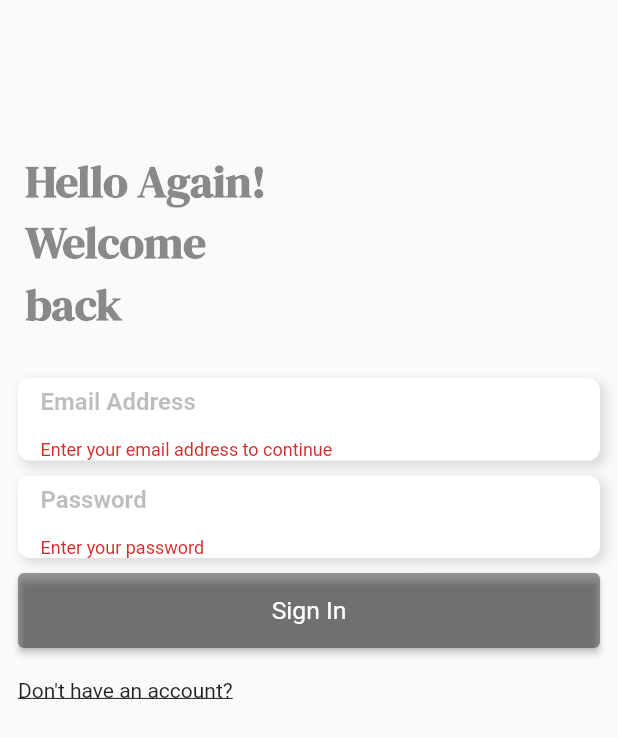
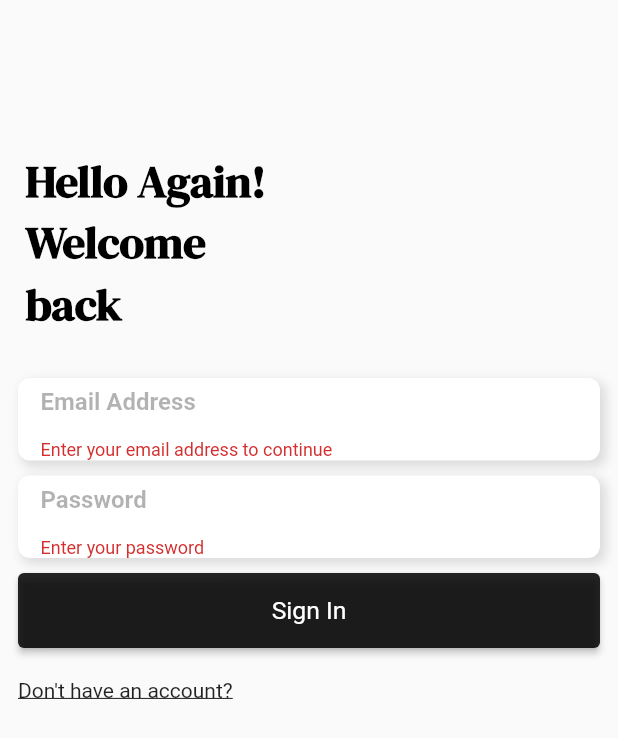
Before and after one commit to MayYaminThant/art_gallery, a Flutter app: the screen it shows after launch, after a tap on "Sign In", on a phone screen of 412 x 824 dp. Shown: the top 738 px of the screen. Run offline on Flutter 3.47's test engine with Material 2 defaults, Android fonts, the phone set to English and light mode, and no system bars; our stand-ins replace animated_text_kit, cached_network_image, cloud_firestore, firebase_auth, firebase_core, firebase_storage and 2 more; accounts and stored records are empty; Roboto replaces fonts that are missing (Sarabun).

Commit message:
Update UI.

```diff
--- a/lib/controller/user_auth_controller.dart
+++ b/lib/controller/user_auth_controller.dart
@@ -9,18 +9,17 @@ enum ApplicationLoginState {
 }
 
 class AuthStateController extends ChangeNotifier {
-  Future<void> init() async {
+  Future<ApplicationLoginState> init() async {
     FirebaseAuth.instance.userChanges().listen((user) {
       if (user != null) {
         _loginState = ApplicationLoginState.loggedIn;
-        // _loginState = ApplicationLoginState.loggedOut;
         _currentUser = user;
       } else {
         _loginState = ApplicationLoginState.loggedOut;
         _currentUser = null;
       }
-      notifyListeners();
     });
+    return _loginState;
   }
 
   ApplicationLoginState _loginState = ApplicationLoginState.loggedOut;
--- a/lib/main.dart
+++ b/lib/main.dart
@@ -3,7 +3,6 @@ import '../controller/category_list_controller.dart';
 import '../controller/user_auth_controller.dart';
 import '../ui/common_widget/common_widget.dart';
 import '../ui/page/splash_screen.dart';
-import '../util/common_util.dart';
 
 import 'package:flutter/material.dart';
 import 'package:provider/provider.dart';
@@ -45,15 +44,6 @@ class MyApp extends StatefulWidget {
 
 class _MyAppState extends State<MyApp> {
   @override
-  void initState() {
-    super.initState();
-
-    CommonUtils.doInFuture(() {
-      context.read<AuthStateController>().init();
-    });
-  }
-
-  @override
   Widget build(BuildContext context) {
     final textTheme = Theme.of(context).textTheme;
     return MaterialApp(
--- a/lib/ui/common_widget/common_widget.dart
+++ b/lib/ui/common_widget/common_widget.dart
@@ -73,6 +73,10 @@ TextStyle photoViewTitleStyle() {
   return getTitleStyle(Colors.white);
 }
 
+TextStyle loginTitleStyle() {
+  return getTitleStyle(Colors.black);
+}
+
 getTitleStyle(Color color) {
   return GoogleFonts.dmSerifDisplay(
     fontWeight: FontWeight.w700,
@@ -109,6 +113,10 @@ Color? get black45 {
   return Colors.black45;
 }
 
+Color? get black54 {
+  return Colors.black54;
+}
+
 Color? get grey800 {
   return Colors.grey.shade800;
 }
@@ -129,7 +137,7 @@ class StyledButton extends StatelessWidget {
           onPressed: onPressed,
           child: child,
           style: ElevatedButton.styleFrom(
-            primary: Colors.black38,
+            primary: Colors.black.withOpacity(0.85),
             textStyle: TextStyle(
               fontSize: 16.5,
             ),
@@ -200,7 +208,7 @@ InputDecoration loginTextFeildDecoration() {
   return InputDecoration(
     hintText: 'Email Address',
     hintStyle: TextStyle(
-      color: black26,
+      color: Colors.black.withOpacity(0.3),
       fontWeight: FontWeight.bold,
     ),
     fillColor: Colors.white,
--- a/lib/ui/menu/register_form.dart
+++ b/lib/ui/menu/register_form.dart
@@ -32,15 +32,15 @@ class _RegisterFormState extends State<RegisterForm> {
                 getLoginHeaderUI(context, [
                   Text(
                     'Hello!',
-                    style: getTitleStyle(black45!),
+                    style: loginTitleStyle(),
                   ),
                   Text(
                     'Signup to',
-                    style: getTitleStyle(black45!),
+                    style: loginTitleStyle(),
                   ),
                   Text(
                     'get started',
-                    style: getTitleStyle(black45!),
+                    style: loginTitleStyle(),
                   ),
                 ]),
                 Consumer<AuthStateController>(
--- a/lib/ui/menu/sign_in_form.dart
+++ b/lib/ui/menu/sign_in_form.dart
@@ -32,15 +32,15 @@ class _SignInFormState extends State<SignInForm> {
                 getLoginHeaderUI(context, [
                   Text(
                     'Hello Again!',
-                    style: getTitleStyle(black45!),
+                    style: loginTitleStyle(),
                   ),
                   Text(
                     'Welcome',
-                    style: getTitleStyle(black45!),
+                    style: loginTitleStyle(),
                   ),
                   Text(
                     'back',
-                    style: getTitleStyle(black45!),
+                    style: loginTitleStyle(),
                   ),
                 ]),
                 Consumer<AuthStateController>(
--- a/lib/ui/page/splash_screen.dart
+++ b/lib/ui/page/splash_screen.dart
@@ -20,21 +20,26 @@ class SplashScreen extends StatefulWidget {
 
 class _SplashScreenState extends State<SplashScreen> {
   @override
-  Widget build(BuildContext context) {
+  void initState() {
+    super.initState();
+    init();
+  }
+
+  init() {
     CommonUtils.doInFuture(
       () {
         Future.delayed(
           Duration(seconds: 4),
-          () {
+          () async {
+            ApplicationLoginState loginState =
+                await context.read<AuthStateController>().init();
             Navigator.pushReplacement(
               context,
               MaterialPageRoute(
                 builder: (bContext) =>
-                    (bContext.read<AuthStateController>().loginState ==
-                            ApplicationLoginState.loggedIn)
+                    (loginState == ApplicationLoginState.loggedIn)
                         ? MyMainPage()
-                        : (bContext.read<AuthStateController>().loginState ==
-                                ApplicationLoginState.register
+                        : (loginState == ApplicationLoginState.register
                             ? RegisterForm()
                             : SignInForm()),
               ),
@@ -43,15 +48,18 @@ class _SplashScreenState extends State<SplashScreen> {
         );
       },
     );
+  }
 
+  @override
+  Widget build(BuildContext context) {
     return SafeArea(
       child: Scaffold(
-        body: _getLoginLogo(),
+        body: _getLoginHeader(),
       ),
     );
   }
 
-  _getLoginLogo() {
+  _getLoginHeader() {
     double height = ScreenSizeUtil.screenHeight(context);
     return Container(
       width: double.infinity,
@@ -79,9 +87,8 @@ class _SplashScreenState extends State<SplashScreen> {
         begin: Alignment.topCenter,
         end: Alignment.bottomCenter,
         colors: [
-          Colors.black45,
-          Colors.grey.shade900,
           Colors.black,
+          Colors.black87,
         ],
       ),
     );
@@ -123,20 +130,20 @@ class _SplashScreenState extends State<SplashScreen> {
   get colorizeBigTextStyle => GoogleFonts.dmSerifDisplay(
         fontSize: 30,
         letterSpacing: 3,
-        color: Colors.black54,
+        color: Colors.black,
         fontWeight: FontWeight.w700,
       );
 
   get colorizeSmallTextStyle => GoogleFonts.dmSerifDisplay(
         fontSize: 20,
-        color: Colors.black54,
+        color: Colors.black,
         letterSpacing: 2,
       );
 
   get colorizeColors => [
-        Colors.orange,
-        Colors.black54,
-        Colors.purple,
-        Colors.amber,
+        Colors.white,
+        Colors.black,
+        Colors.white,
+        Colors.black,
       ];
 }
```
Also changed, not shown: lib/ui/page/main_page.dart (+16 -4 lines), lib/ui/page/view_mode.dart (+7 -5 lines).
